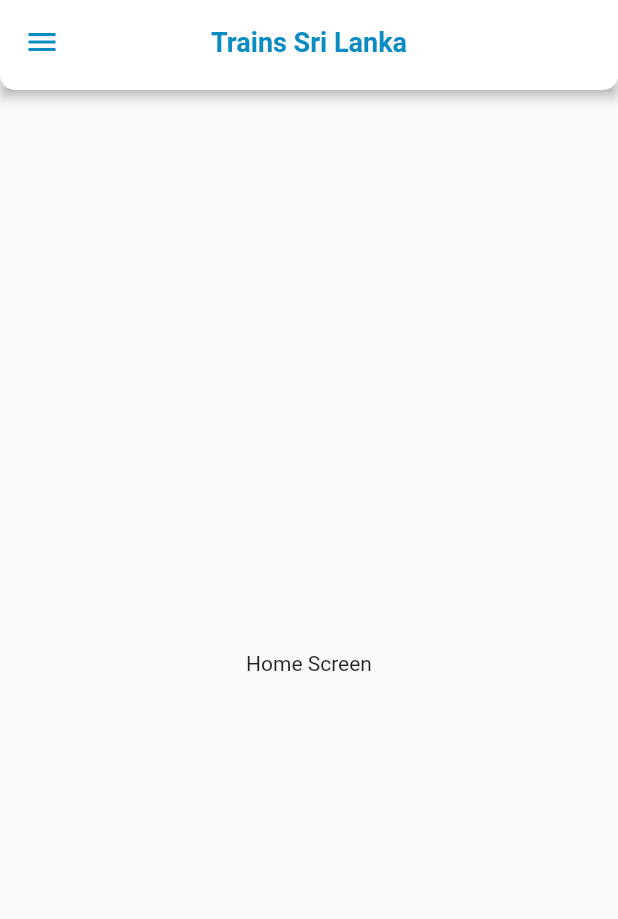
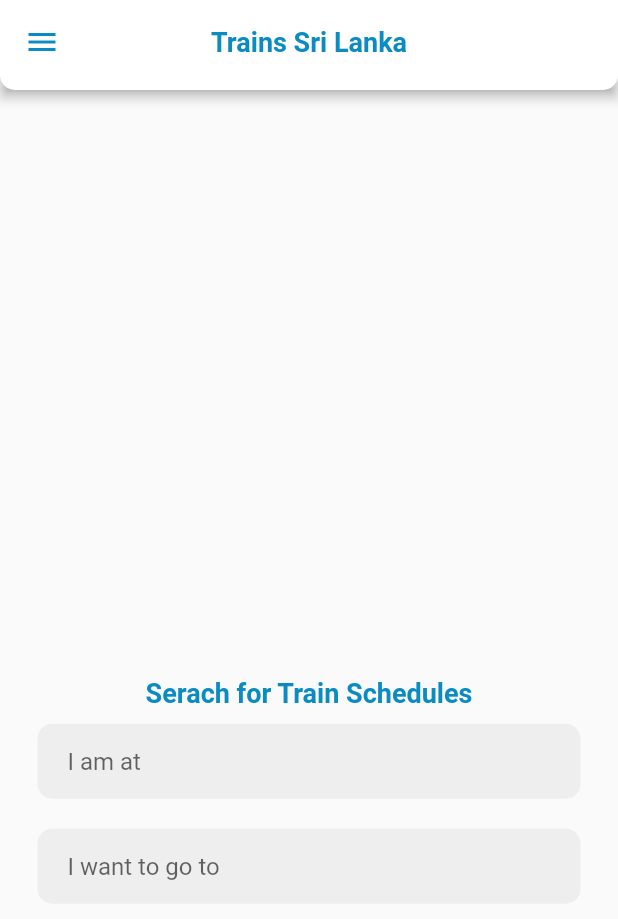
Before and after one commit to User-Experience-Design-SE3050-2021/se3050---uee-2021s2_reg_we_58, a Flutter app: the Homepage screen opened directly, on a phone screen of 412 x 824 dp. Shown: the top 919 px of the screen. Run offline on Flutter 3.47's test engine with Material 2 defaults, Android fonts, the phone set to English and light mode, and no system bars.

Commit message:
update home page

```diff
--- a/train_srilanka/lib/Screens/home_page.dart
+++ b/train_srilanka/lib/Screens/home_page.dart
@@ -10,11 +10,62 @@ class Homepage extends StatelessWidget {
   @override
   Widget build(BuildContext context) {
     return Scaffold(
-      drawer: NavDrawer(),
-      appBar: CustomAppBar(),
-      body: Center(
-        child: Text('Home Screen'),
-      ),
-    );
+        drawer: NavDrawer(),
+        appBar: CustomAppBar(),
+        body: SafeArea(
+            child: Column(
+                mainAxisAlignment: MainAxisAlignment.center,
+                children: <Widget>[
+              SizedBox(
+                height: 180.0,
+              ),
+              Text(
+                'Serach for Train Schedules',
+                textAlign: TextAlign.left,
+                style: TextStyle(
+                    fontSize: 18,
+                    fontWeight: FontWeight.bold,
+                    color: kPrimaryColor),
+              ),
+              Container(
+                margin: EdgeInsets.symmetric(vertical: 10.0, horizontal: 25.0),
+                height: 50,
+                decoration: BoxDecoration(
+                  color: Colors.grey[200],
+                  borderRadius: BorderRadius.circular(10),
+                ),
+                child: Center(
+                  child: Padding(
+                    padding: const EdgeInsets.symmetric(horizontal: 20.0),
+                    child: TextField(
+                      decoration: InputDecoration(
+                          border: InputBorder.none, hintText: 'I am at'),
+                      keyboardType: TextInputType.emailAddress,
+                      textInputAction: TextInputAction.next,
+                    ),
+                  ),
+                ),
+              ),
+              Container(
+                margin: EdgeInsets.symmetric(vertical: 10.0, horizontal: 25.0),
+                height: 50,
+                decoration: BoxDecoration(
+                  color: Colors.grey[200],
+                  borderRadius: BorderRadius.circular(10),
+                ),
+                child: Center(
+                  child: Padding(
+                    padding: const EdgeInsets.symmetric(horizontal: 20.0),
+                    child: TextField(
+                      decoration: InputDecoration(
+                          border: InputBorder.none,
+                          hintText: 'I want to go to'),
+                      keyboardType: TextInputType.emailAddress,
+                      textInputAction: TextInputAction.next,
+                    ),
+                  ),
+                ),
+              ),
+            ])));
   }
 }
```
